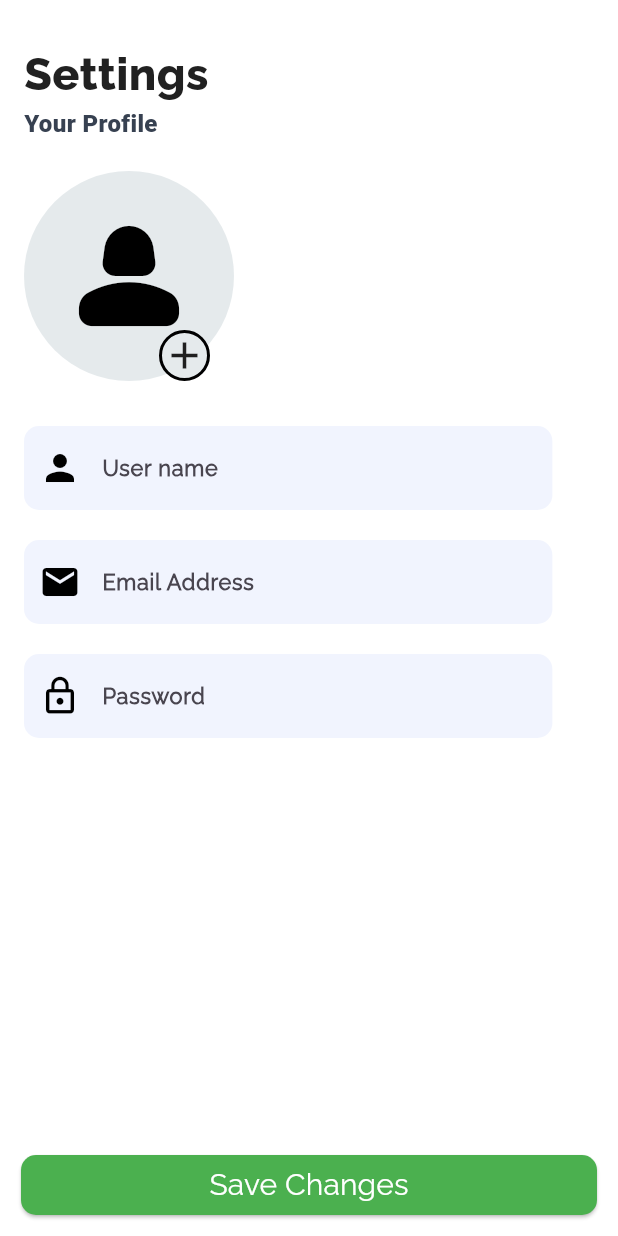
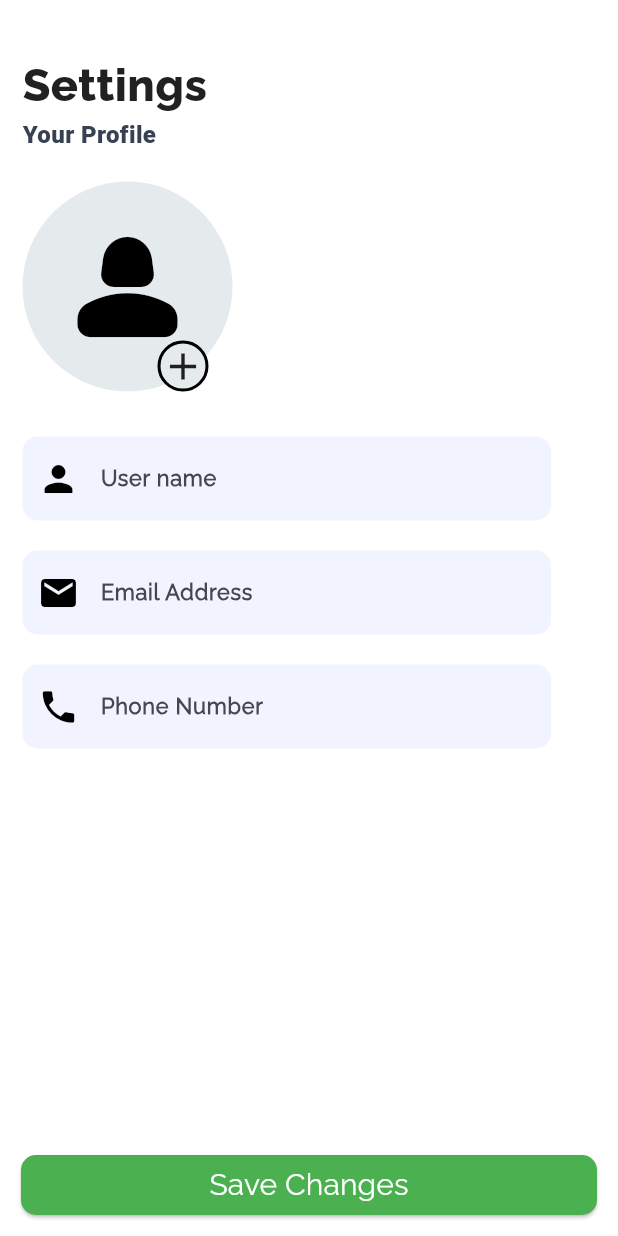
Before and after one commit to belwinraphel/Empire, a Flutter app: the MainScreen screen opened directly, item 5 of the bottom bar chosen, after a tap on "Profile", on a phone screen of 412 x 824 dp. Run offline on Flutter 3.47's test engine with Material 3 defaults, Android fonts, the phone set to English and light mode, and no system bars; our stand-ins replace cloud_firestore, device_info_plus, firebase_auth, firebase_core, flutter_bloc, get_it and 4 more; accounts and stored records are empty.

Commit message:
profile page setted

```diff
--- /dev/null
+++ b/lib/data/datasource/user_remote_data_sources.dart
@@ -0,0 +1,34 @@
+import 'package:cloud_firestore/cloud_firestore.dart';
+import 'package:empire/domain/entities/user_entities.dart';
+import 'package:firebase_auth/firebase_auth.dart';
+
+class UserRemoteDataSource {
+  final FirebaseFirestore firestore;
+  final FirebaseAuth auth;
+
+  UserRemoteDataSource(this.firestore, this.auth);
+
+  Future<UserEntity> getUserProfile() async {
+    final uid = auth.currentUser?.uid;
+    if (uid == null) throw Exception('User not logged in');
+
+    final doc = await firestore.collection('user').doc(uid).get();
+    if (!doc.exists) throw Exception('User not found');
+
+    final data = doc.data()!;
+    return UserEntity(
+        uid: uid,
+        name: data['name'],
+        email: data['email'],
+        phoneNumber: data['phone'],
+        photourl: data['photourl']);
+  }
+
+  Future<void> updateUserProfile(UserEntity user) async {
+    await firestore.collection('user').doc(user.uid).update({
+      'name': user.name,
+      'email': user.email,
+      'phone': user.phoneNumber,
+    });
+  }
+}
--- a/lib/domain/entities/user_entities.dart
+++ b/lib/domain/entities/user_entities.dart
@@ -1,11 +1,48 @@
-class UserEntities {
+class UserEntity {
   final String uid;
-  final String? email;
-  final String? displayName;
+  final String? name;
+  final String email;
+  final String ?phoneNumber;
   final String? photourl;
-  UserEntities(
-      {required this.uid,
-      required this.email,
-      this.displayName,
-      this.photourl});
+
+  UserEntity({
+    required this.uid,
+    required this.name,
+    required this.email,
+    required this.phoneNumber,
+    required this.photourl
+  });
+    factory UserEntity.fromJson(Map<String, dynamic> json ) {
+    return UserEntity(
+      uid: json['uid'],
+      name: json['name'],
+      email: json['email'],
+      phoneNumber: json['phone'],
+      photourl: json['photo']
+
+    );
+  }
+
+  Map<String, dynamic> toJson() => {
+        'uid': uid,
+        'name': name,
+        'email': email,
+        'phone':phoneNumber,
+        'photo':photourl
+      };
+
+UserEntity copyWith({
+  String? name,
+  String? phone,
+  String? email,
+  String? photourl,
+}) {
+  return UserEntity(
+    uid: uid, // keep original uid
+    name: name ?? this.name,
+    email: email ?? this.email,
+    phoneNumber: phone ?? this.phoneNumber,
+    photourl: photourl ?? this.photourl,
+  );
 }
+}
--- a/lib/domain/repositories/auth_repository.dart
+++ b/lib/domain/repositories/auth_repository.dart
@@ -2,7 +2,7 @@ import 'package:empire/domain/entities/user_entities.dart';
 import 'package:firebase_auth/firebase_auth.dart';
 
 abstract class AuthRepository {
-  Future<UserEntities?> sigInWithGoogle();
+  Future<UserEntity?> sigInWithGoogle();
   Future<UserCredential> verifyOtp(int otp);
   Future<User?> login(String name, String password);
   Future<void> verifyNumber(int number);
@@ -18,5 +18,4 @@ abstract class AuthRepository {
   Future<User?> getCurrentUser();
   Future<void> storeDeviceId(String uid, String deviceId);
   Future<String?> getStoredDeviceId(String uid);
-
 }
--- a/lib/domain/repositories/local_auth.dart
+++ b/lib/domain/repositories/local_auth.dart
@@ -1,7 +1,10 @@
-import 'package:firebase_auth/firebase_auth.dart';
+import 'package:empire/domain/entities/user_entities.dart';
+
 
 abstract class AuthLocalDataSource {
-  Future<void> saveUserSession(User user);
+  Future<void> saveUserSession(UserEntity user);
   Future<String?> getUserId();
+    UserEntity? getUserSession();
   Future<void> clearSession();
+
 }
--- /dev/null
+++ b/lib/domain/repositories/user_repository.dart
@@ -0,0 +1,6 @@
+import 'package:empire/domain/entities/user_entities.dart';
+
+abstract class UserRepository {
+  Future<UserEntity> getUserProfile();
+  Future<void> updateUserProfile(UserEntity user);
+}
--- /dev/null
+++ b/lib/domain/usecase/auth/get_user_details.dart
@@ -0,0 +1,10 @@
+import 'package:empire/domain/entities/user_entities.dart';
+import 'package:empire/domain/repositories/user_repository.dart';
+
+class GetUserDetails {
+  final UserRepository repository;
+
+  GetUserDetails(this.repository);
+
+  Future<UserEntity> call() => repository.getUserProfile();
+}
--- /dev/null
+++ b/lib/domain/usecase/auth/update_user_deatils.dart
@@ -0,0 +1,10 @@
+import 'package:empire/domain/entities/user_entities.dart';
+import 'package:empire/domain/repositories/user_repository.dart';
+
+class UpdateUserDetails {
+  final UserRepository repository;
+
+  UpdateUserDetails(this.repository);
+
+  Future<void> call(UserEntity user) => repository.updateUserProfile(user);
+}
--- a/lib/presentation/bloc/auth/login.dart
+++ b/lib/presentation/bloc/auth/login.dart
@@ -1,8 +1,10 @@
 import 'package:empire/core/utilis/device_info.dart';
+import 'package:empire/domain/entities/user_entities.dart';
 import 'package:empire/domain/repositories/auth_repository.dart';
 import 'package:empire/domain/repositories/local_auth.dart';
 import 'package:empire/domain/usecase/auth/login.dart';
 import 'package:empire/domain/usecase/auth/save_login_status.dart';
+import 'package:empire/presentation/bloc/auth/profile_bloc.dart';
 
 import 'package:flutter_bloc/flutter_bloc.dart';
 
@@ -32,8 +34,9 @@ class LoginBloc extends Bloc<LoginEvent, LoginState> {
   final SaveLoginStatus saveLoginStatus;
   final AuthRepository repository;
   final AuthLocalDataSource localrepository;
+  final ProfileBloc profileBloc;
   LoginBloc(this.authRemoteDataSource, this.saveLoginStatus, this.repository,
-      this.localrepository)
+      this.profileBloc, this.localrepository)
       : super(InitialLogin()) {
     on<LogPresed>((event, emit) async {
       emit(LoginLoading());
@@ -45,14 +48,17 @@ class LoginBloc extends Bloc<LoginEvent, LoginState> {
           savedDeviceId = await repository.getStoredDeviceId(use!.uid);
           if (savedDeviceId == null) {
             await repository.storeDeviceId(use.uid, deviceId!);
+            profileBloc.add(LoadProfile());
+            await saveLoginStatus(true);
+            emit(LoginSucess());
           } else if (savedDeviceId != null && savedDeviceId != deviceId) {
             throw Exception('You are already logged in on another device.');
+          } else if (savedDeviceId == deviceId) {
+            profileBloc.add(LoadProfile());
+            await saveLoginStatus(true);
+            emit(LoginSucess());
           }
         });
-        // await localrepository.saveUserSession(user);
-
-        await saveLoginStatus(true);
-        emit(LoginSucess());
       } catch (e) {
         emit(ErrorLogin(e.toString()));
       }
--- /dev/null
+++ b/lib/presentation/bloc/auth/profile_bloc.dart
@@ -0,0 +1,54 @@
+import 'package:empire/domain/entities/user_entities.dart';
+import 'package:empire/domain/usecase/auth/get_user_details.dart';
+import 'package:empire/domain/usecase/auth/update_user_deatils.dart';
+import 'package:flutter_bloc/flutter_bloc.dart';
+
+abstract class ProfileEvent {}
+class LoadProfile extends ProfileEvent {}
+class UpdateProfile extends ProfileEvent {
+  final UserEntity updatedUser;
+  UpdateProfile(this.updatedUser);
+}
+
+abstract class ProfileState {}
+class ProfileInitial extends ProfileState {}
+class ProfileLoading extends ProfileState {}
+class ProfileLoaded extends ProfileState {
+  final UserEntity user;
+  ProfileLoaded(this.user);
+}
+class ProfileError extends ProfileState {
+  final String message;
+  ProfileError(this.message);
+}
+
+class ProfileBloc extends Bloc<ProfileEvent, ProfileState> {
+  final GetUserDetails getUserDetails;
+  final UpdateUserDetails updateUserDetails;
+
+  ProfileBloc({
+    required this.getUserDetails,
+    required this.updateUserDetails,
+  }) : super(ProfileInitial()) {
+    on<LoadProfile>((event, emit) async {
+      emit(ProfileLoading());
+      try {
+        final user = await getUserDetails();
+        emit(ProfileLoaded(user));
+      } catch (e) {
+        emit(ProfileError(e.toString()));
+      }
+    });
+
+    on<UpdateProfile>((event, emit) async {
+      emit(ProfileLoading());
+      try {
+        await updateUserDetails(event.updatedUser);
+        final updated = await getUserDetails();
+        emit(ProfileLoaded(updated));
+      } catch (e) {
+        emit(ProfileError(e.toString()));
+      }
+    });
+  }
+}
--- a/lib/presentation/views/mainscreen/main_screen.dart
+++ b/lib/presentation/views/mainscreen/main_screen.dart
@@ -34,7 +34,6 @@ class _MainScreenState extends State<MainScreen> {
     return LayoutBuilder(builder: (context, constraints) {
       final maxWidth = constraints.maxWidth;
 
-      // Responsive adjustments
       final bool isSmallScreen = maxWidth < 600;
       final paddingHorizontal = isSmallScreen ? 16.0 : 32.0;
       final titleFontSize = isSmallScreen ? 28.0 : 36.0;
@@ -83,8 +82,7 @@ class _MainScreenState extends State<MainScreen> {
                       bottomNavIconSize),
                 ],
               ),
-              SizedBox(height: 8),
-              // Indicator below active icon
+              const SizedBox(height: 8),
               Center(
                 child: Container(
                   width: isSmallScreen ? 80 : 100,
--- a/lib/presentation/views/profile/profile_page.dart
+++ b/lib/presentation/views/profile/profile_page.dart
@@ -120,7 +120,7 @@ class _SettingsPageState extends State<SettingsPage> {
                             onTap: () {
                               Navigator.of(context).push(MaterialPageRoute(
                                 builder: (context) {
-                                  return UpdateProfile();
+                                  return UpdateProfiles();
                                 },
                               ));
                             },
--- a/lib/presentation/views/updatProfile/update_profile.dart
+++ b/lib/presentation/views/updatProfile/update_profile.dart
@@ -1,15 +1,17 @@
 import 'package:empire/core/utilis/commonvalidator.dart';
 import 'package:empire/core/utilis/fonts.dart';
 import 'package:empire/core/utilis/widget.dart';
+import 'package:empire/presentation/bloc/auth/profile_bloc.dart';
 import 'package:empire/presentation/views/loginpage/widget.dart';
 import 'package:empire/presentation/views/registerpage/widget.dart';
 import 'package:flutter/material.dart';
+import 'package:flutter_bloc/flutter_bloc.dart';
 
-class UpdateProfile extends StatelessWidget {
-  UpdateProfile({super.key});
+class UpdateProfiles extends StatelessWidget {
+  UpdateProfiles({super.key});
   final usernameController = TextEditingController();
   final emailController = TextEditingController();
-  final Password_Controller = TextEditingController();
+  final phoneController = TextEditingController();
   @override
   Widget build(BuildContext context) {
     return LayoutBuilder(builder: (context, constraints) {
@@ -22,16 +24,34 @@ class UpdateProfile extends StatelessWidget {
       final titleFontSize = isSmallScreen ? 30.0 : 36.0;
       final issmallScreen = constraints.maxWidth < 600;
       final listItemFontSize = isSmallScreen ? 16.0 : 18.0;
+      return BlocBuilder<ProfileBloc, ProfileState>(
+        builder: (context, state) {
+          if (state is ProfileLoading) {
+            return const Scaffold(
+                body: Center(child: CircularProgressIndicator()));
+          } else if (state is ProfileLoaded) {
+            usernameController.text = state.user.name!;
+            emailController.text = state.user.email;
+            phoneController.text = state.user.phoneNumber!;
             return SafeArea(
               child: Scaffold(
                 bottomNavigationBar: Padding(
                   padding: const EdgeInsets.all(14.0),
-            child: GreenElevatedButton(text: 'Save Changes', onTap: () {}),
+                  child: GreenElevatedButton(
+                      text: 'Save Changes',
+                      onTap: () {
+                        final updatedUser = state.user.copyWith(
+                            name: usernameController.text,
+                            phone: phoneController.text,
+                            email: emailController.text);
+                        context
+                            .read<ProfileBloc>()
+                            .add(UpdateProfile(updatedUser));
+                      }),
                 ),
                 backgroundColor: Colors.white,
                 body: Padding(
-            padding: EdgeInsets.symmetric(
-                horizontal: paddingHorizontal, vertical: 8),
+                  padding: const EdgeInsets.all(15.0),
                   child: Column(
                     crossAxisAlignment: CrossAxisAlignment.start,
                     children: [
@@ -87,21 +107,27 @@ class UpdateProfile extends StatelessWidget {
                       const SizedBox20(),
                       LoginField(
                         color: const Color(0xffF1F4FE),
-                  obscureText: true,
-                  controller: Password_Controller,
-                  label: 'Password',
-                  prefixican: Icons.lock_outline,
+                        controller: phoneController,
+                        label: 'Phone Number',
+                        prefixican: Icons.phone,
                         issmallScreen: issmallScreen,
                         maxwidth: issmallScreen ? maxwidth * 0.95 : 400,
                         validator: (value) {
-                    return Validators.validatePassword(value ?? '');
+                          return Validators.validateEmail(value ?? "");
                         },
                       ),
+                      const SizedBox20(),
                     ],
                   ),
                 ),
               ),
             );
+          } else if (state is ProfileError) {
+            return Text(state.message);
+          }
+          return const SizedBox();
+        },
+      );
     });
   }
 }
```
Also changed, not shown: lib/core/di/service_locator.dart (+33 -1 lines), lib/data/datasource/auth_repo.dart (+3 -4 lines), lib/data/datasource/local_repository.dart (+5 -7 lines), lib/data/repository/auth_repository..dart (+4 -3 lines), lib/data/repository/local_repository.dart (+25 -9 lines), lib/data/repository/user_repository_impl.dart (added, +16 -0 lines), lib/presentation/views/myapp/my_app.dart (+14 -2 lines). Lines whose indentation alone changed are shown as unchanged.
